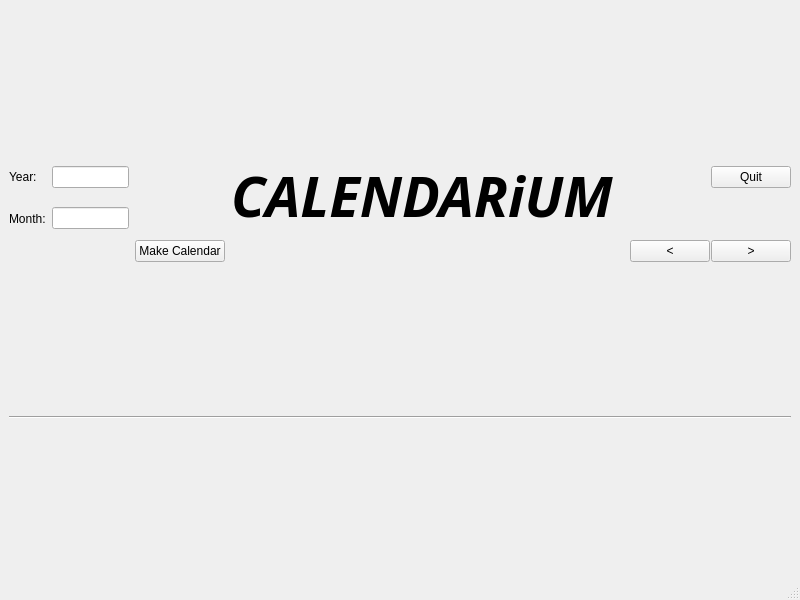
Before: the Qt Designer form ui/mainwindow.ui in mietteinen/calendarium, drawn with Qt 5.
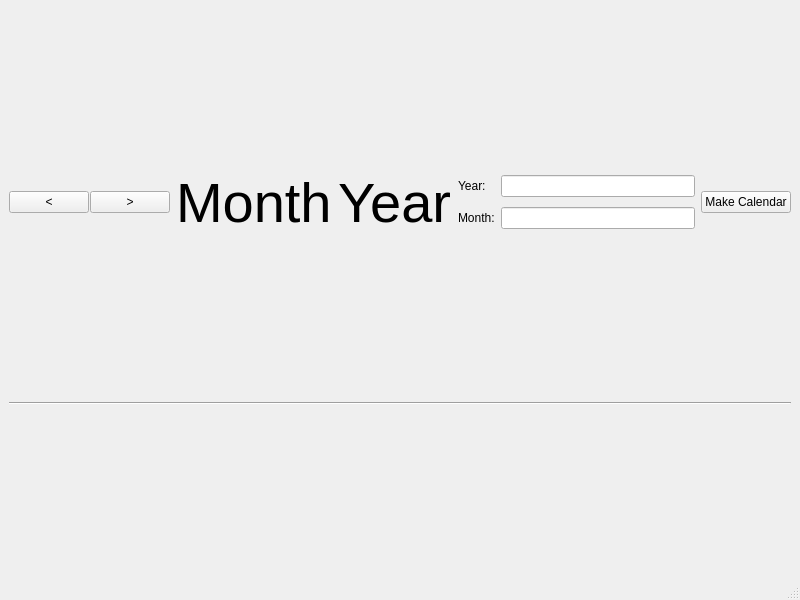
After: the same form once the commit is applied.

Commit message: Made styling and layout changes. Removed quit button and placed the date tiles inside frames to give them rounded edges.

What changed in the file:
```diff
--- a/ui/mainwindow.ui
+++ b/ui/mainwindow.ui
@@ -17,34 +17,42 @@
    <layout class="QVBoxLayout" name="verticalLayout">
     <item>
      <layout class="QGridLayout" name="topGrid">
-      <item row="1" column="0">
-       <widget class="QLabel" name="monthLabel">
-        <property name="text">
-         <string>Month:</string>
-        </property>
-       </widget>
+      <item row="3" column="1">
+       <layout class="QHBoxLayout" name="infoLayout">
+        <item>
+         <widget class="QLabel" name="monthNameLabel">
+          <property name="font">
+           <font>
+            <family>Ubuntu</family>
+            <pointsize>42</pointsize>
+            <italic>false</italic>
+            <bold>false</bold>
+           </font>
+          </property>
+          <property name="text">
+           <string>Month</string>
+          </property>
+         </widget>
+        </item>
+        <item>
+         <widget class="QLabel" name="yearNumberLabel">
+          <property name="font">
+           <font>
+            <pointsize>42</pointsize>
+           </font>
+          </property>
+          <property name="text">
+           <string>Year</string>
+          </property>
+         </widget>
+        </item>
+       </layout>
       </item>
-      <item row="1" column="1">
-       <widget class="QLineEdit" name="monthBox"/>
-      </item>
-      <item row="3" column="5">
+      <item row="3" column="0">
        <layout class="QHBoxLayout" name="navigationLayout">
         <property name="spacing">
          <number>1</number>
         </property>
-        <item>
-         <spacer name="navigationSpacer">
-          <property name="orientation">
-           <enum>Qt::Horizontal</enum>
-          </property>
-          <property name="sizeHint" stdset="0">
-           <size>
-            <width>40</width>
-            <height>20</height>
-           </size>
-          </property>
-         </spacer>
-        </item>
         <item>
          <widget class="QPushButton" name="prevMonthButton">
           <property name="text">
@@ -61,75 +69,37 @@
         </item>
        </layout>
       </item>
-      <item row="0" column="3" rowspan="2" colspan="2">
-       <widget class="QLabel" name="label">
-        <property name="font">
-         <font>
-          <family>Yrsa</family>
-          <pointsize>42</pointsize>
-          <italic>true</italic>
-          <bold>true</bold>
-         </font>
-        </property>
-        <property name="text">
-         <string>CALENDARiUM</string>
-        </property>
-       </widget>
-      </item>
-      <item row="0" column="0">
-       <widget class="QLabel" name="yearLabel">
-        <property name="text">
-         <string>Year:</string>
-        </property>
-       </widget>
-      </item>
-      <item row="0" column="1">
-       <widget class="QLineEdit" name="yearBox"/>
-      </item>
-      <item row="3" column="2">
-       <widget class="QPushButton" name="makerButton">
-        <property name="text">
-         <string>Make Calendar</string>
-        </property>
-       </widget>
-      </item>
-      <item row="0" column="5">
-       <layout class="QHBoxLayout" name="quitLayout">
-        <item>
-         <spacer name="quitSpacer">
-          <property name="orientation">
-           <enum>Qt::Horizontal</enum>
+      <item row="3" column="3">
+       <layout class="QGridLayout" name="searchLayout">
+        <item row="1" column="2">
+         <widget class="QLineEdit" name="monthSearchBox"/>
+        </item>
+        <item row="0" column="3" rowspan="2">
+         <widget class="QPushButton" name="searchButton">
+          <property name="text">
+           <string>Make Calendar</string>
           </property>
-          <property name="sizeHint" stdset="0">
-           <size>
-            <width>40</width>
-            <height>20</height>
-           </size>
+         </widget>
+        </item>
+        <item row="1" column="1">
+         <widget class="QLabel" name="monthLabel">
+          <property name="text">
+           <string>Month:</string>
           </property>
-         </spacer>
+         </widget>
         </item>
-        <item>
-         <widget class="QPushButton" name="quitButton">
+        <item row="0" column="2">
+         <widget class="QLineEdit" name="yearSearchBox"/>
+        </item>
+        <item row="0" column="1">
+         <widget class="QLabel" name="yearLabel">
           <property name="text">
-           <string>Quit</string>
+           <string>Year:</string>
           </property>
          </widget>
         </item>
        </layout>
       </item>
-      <item row="1" column="5">
-       <spacer name="rightTopSpacer">
-        <property name="orientation">
-         <enum>Qt::Horizontal</enum>
-        </property>
-        <property name="sizeHint" stdset="0">
-         <size>
-          <width>40</width>
-          <height>20</height>
-         </size>
-        </property>
-       </spacer>
-      </item>
      </layout>
     </item>
     <item>
```
Left out of the diff: 19 changed lines with no effect on the pictures. The commit also changes 5 other files.
